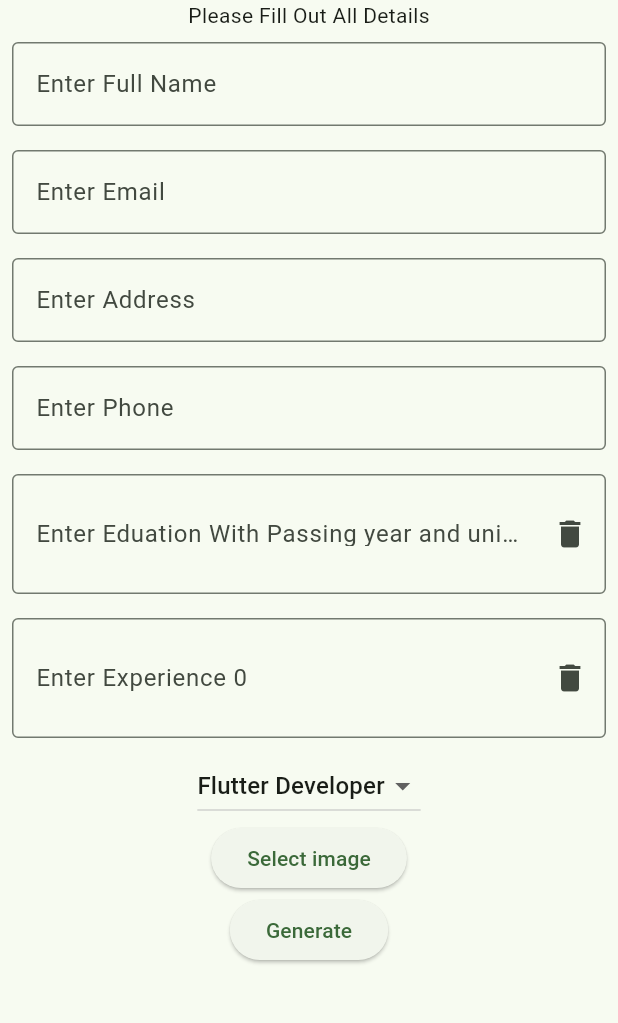
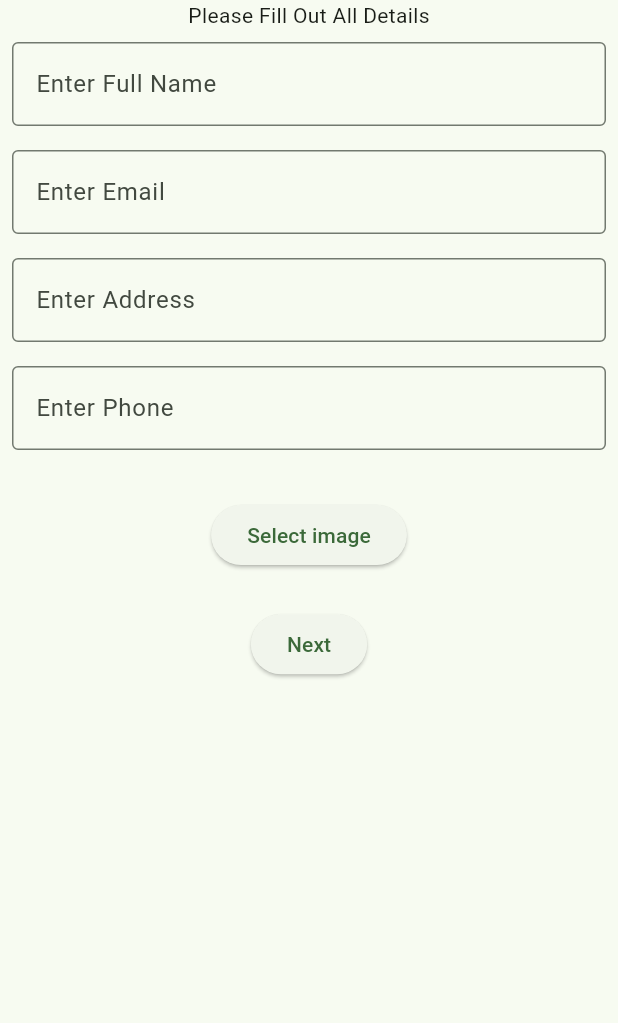
Before and after one commit to i-m-shivam/resume_builder, a Flutter app: the screen it shows after launch, on a phone screen of 412 x 824 dp, the part 84-1107 px from its top. Run offline on Flutter 3.47's test engine with Material 2 defaults, Android fonts, the phone set to English and light mode, and no system bars; our stand-ins replace get, google_fonts, image_picker, permission_handler, screenshot, share_plus and 1 more.

Commit message:
all done

```diff
--- a/lib/HomePage.dart
+++ b/lib/HomePage.dart
@@ -2,6 +2,9 @@ import 'dart:io';
 
 import 'package:flutter/material.dart';
 import 'package:get/get.dart';
+import 'package:resume_maker/education.dart';
+import 'package:sizer/sizer.dart';
+
 import 'package:resume_maker/getallcontroller.dart';
 import 'package:resume_maker/resume_Page.dart';
 import 'package:image_picker/image_picker.dart';
@@ -41,78 +44,7 @@ class _HomepageState extends State<Homepage> {
               Textallfiled("Enter Email", allcontroller.EmailController),
               Textallfiled("Enter Address", allcontroller.addressController),
               Textallfiled("Enter Phone", allcontroller.MobileController),
-              ListView.builder(
-                itemCount: allcontroller.controllerforeducation.length,
-                shrinkWrap: true,
-                physics: NeverScrollableScrollPhysics(),
-                itemBuilder: (BuildContext context, int index) {
-                  return Padding(
-                    padding: const EdgeInsets.all(8.0),
-                    child: TextField(
-                        controller: allcontroller.controllerforeducation[index],
-                        decoration: InputDecoration(
-                            border: OutlineInputBorder(),
-                            labelText:
-                                'Enter Eduation With Passing year and univercity $index',
-                            prefix: IconButton(
-                                onPressed: () {
-                                  setState(() {});
-                                  allcontroller.controllerforeducation
-                                      .add(TextEditingController());
-                                },
-                                icon: Icon(Icons.add)),
-                            suffixIcon: IconButton(
-                              icon: Icon(Icons.delete),
-                              onPressed: () {
-                                setState(() {});
-                                allcontroller.controllerforeducation
-                                    .removeAt(index);
-                              },
-                            ))),
-                  );
-                },
-              ),
-              ListView.builder(
-                itemCount: allcontroller.controllerfortextfiled.length,
-                shrinkWrap: true,
-                physics: NeverScrollableScrollPhysics(),
-                itemBuilder: (BuildContext context, int index) {
-                  return Padding(
-                    padding: const EdgeInsets.all(8.0),
-                    child: TextField(
-                        controller: allcontroller.controllerfortextfiled[index],
-                        decoration: InputDecoration(
-                            border: OutlineInputBorder(),
-                            labelText: 'Enter Experience $index',
-                            prefix: IconButton(
-                              onPressed: () {
-                                setState(() {});
-
-                                allcontroller.controllerfortextfiled
-                                    .add(TextEditingController());
-                              },
-                              icon: Icon(Icons.add),
-                            ),
-                            suffixIcon: IconButton(
-                              icon: Icon(Icons.delete),
-                              onPressed: () {
-                                setState(() {});
-                                allcontroller.controllerfortextfiled
-                                    .removeAt(index);
-                              },
-                            ))),
-                  );
-                },
-              ),
-              DropdownButton(
-                items: allcontroller.dropdownItems,
-                value: allcontroller.selectedvalue,
-                onChanged: (String? newValue) {
-                  setState(() {
-                    allcontroller.selectedvalue = newValue!;
-                  });
-                },
-              ),
+              SizedBox(height: 3.h),
               Container(
                 child: ElevatedButton(
                   child: Text("Select image"),
@@ -128,13 +60,17 @@ class _HomepageState extends State<Homepage> {
                   },
                 ),
               ),
-              if (allcontroller.filepath.isNotEmpty)
-                Image.file(File(allcontroller.filepath)),
+              allcontroller.filepath.isEmpty ? Container() :
+              Container(
+                decoration: BoxDecoration(borderRadius: BorderRadius.circular(50)),
+                height: 20.h,width: 40.w,child:
+            Image.file(File(allcontroller.filepath)),),
+              SizedBox(height: 3.h),
               ElevatedButton(
                   onPressed: () {
-                    Get.to(() => resumePage());
+                    Get.to(() => educationPage());
                   },
-                  child: Text("Generate"))
+                  child: Text("Next"))
             ],
           ),
         ));
--- a/lib/getallcontroller.dart
+++ b/lib/getallcontroller.dart
@@ -11,9 +11,10 @@ class controllerAll extends GetxController {
   List<TextEditingController> controllerfortextfiled = [
     TextEditingController()
   ];
-  List<TextEditingController> controllerforeducation = [
-    TextEditingController()
-  ];
+  List<TextEditingController> collegeName = [TextEditingController()];
+  List<TextEditingController> degreeName = [TextEditingController()];
+  List<TextEditingController> univercityName = [TextEditingController()];
+  List<TextEditingController> passingYear = [TextEditingController()];
 
   var selectedvalue = 'Flutter Developer';
   List<DropdownMenuItem<String>> get dropdownItems {
```
Also changed, not shown: lib/education.dart (added, +132 -0 lines), lib/resume_Page.dart (+4 -5 lines).
